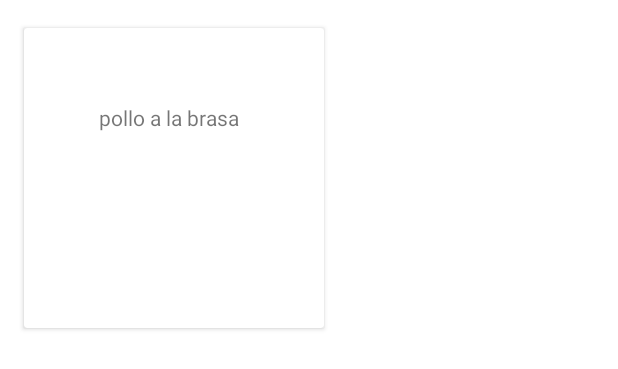
After one commit to khandaniyal/admin_JustEat, an Android app: the layout cardview.xml on its own in the app's theme, with its tools: preview values and no code run, on a phone screen of 412 x 824 dp. The commit adds this screen. Shown: the top 369 px of the screen. Run offline under Robolectric (Android 15) with nearby library versions, the phone set to English and light mode, and no system bars.

Commit message:
-refactor to cardview

```diff
--- a/app/build.gradle
+++ b/app/build.gradle
@@ -33,7 +33,9 @@ dependencies {
     implementation 'com.google.android.material:material:1.4.0'
     implementation 'androidx.constraintlayout:constraintlayout:2.1.1'
     implementation 'androidx.legacy:legacy-support-v4:1.0.0'
+    implementation "androidx.cardview:cardview:1.0.0"
     testImplementation 'junit:junit:4.+'
     androidTestImplementation 'androidx.test.ext:junit:1.1.3'
     androidTestImplementation 'androidx.test.espresso:espresso-core:3.4.0'
+
 }
--- a/app/src/main/java/com/example/admin_justeat/MainActivity.java
+++ b/app/src/main/java/com/example/admin_justeat/MainActivity.java
@@ -37,14 +37,16 @@ public class MainActivity extends AppCompatActivity {
 
         recyclerView.addItemDecoration(new DividerItemDecoration(this, DividerItemDecoration.VERTICAL));
 
-
     }
     public FragmentManager getFm(){
         return getSupportFragmentManager();/*.beginTransaction().replace(R.id.container,new Fragment_Dish()).commit();*/
 
     }
+    /*
     public void showDish(FragmentManager fragmentManager){
         getFragmentManager().beginTransaction().replace(R.id.container,new Fragment_Dish()).commit();
     }
 
+     */
+
 }
--- a/app/src/main/java/com/example/admin_justeat/RecyclerViewAdapter.java
+++ b/app/src/main/java/com/example/admin_justeat/RecyclerViewAdapter.java
@@ -76,7 +76,10 @@ public class RecyclerViewAdapter extends RecyclerView.Adapter<RecyclerViewAdapte
             });
         }
     }
-    public static void callFragment(){
+   /* public static void callFragment(){
         MainActivity.showDish(fragmentManager);
     }
+
+    */
+
 }
--- /dev/null
+++ b/app/src/main/res/layout/cardview.xml
@@ -0,0 +1,29 @@
+<?xml version="1.0" encoding="utf-8"?>
+<androidx.constraintlayout.widget.ConstraintLayout xmlns:android="http://schemas.android.com/apk/res/android"
+    xmlns:app="http://schemas.android.com/apk/res-auto"
+    xmlns:tools="http://schemas.android.com/tools"
+    android:layout_width="match_parent"
+    android:layout_height="match_parent">
+
+    <androidx.cardview.widget.CardView
+        android:id="@+id/cardView"
+        android:layout_width="200dp"
+        android:layout_height="200dp"
+        app:layout_constraintBottom_toBottomOf="parent"
+        app:layout_constraintEnd_toEndOf="parent"
+        app:layout_constraintHorizontal_bias="0.075"
+        app:layout_constraintStart_toStartOf="parent"
+        app:layout_constraintTop_toTopOf="parent"
+        app:layout_constraintVertical_bias="0.03">
+
+        <TextView
+            android:id="@+id/txtDishName2"
+            android:layout_width="wrap_content"
+            android:layout_height="100dp"
+            android:layout_marginStart="50dp"
+            android:layout_marginTop="50dp"
+            android:maxWidth="100dp"
+            android:text="pollo a la brasa " />
+    </androidx.cardview.widget.CardView>
+
+</androidx.constraintlayout.widget.ConstraintLayout>
```
